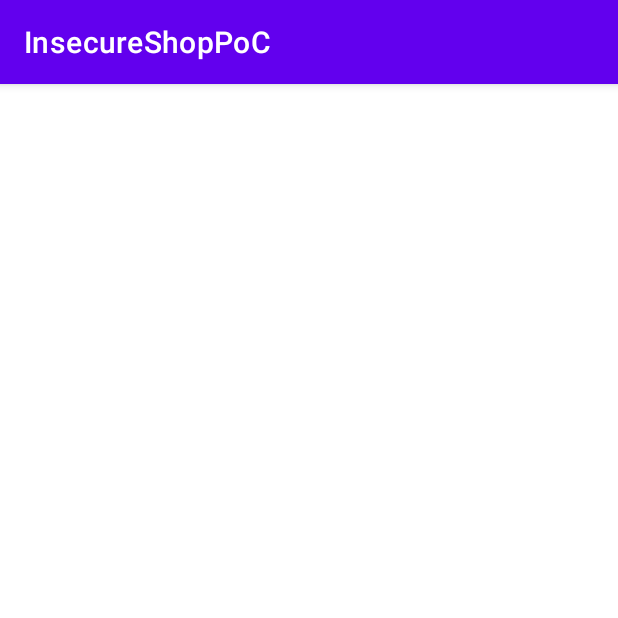
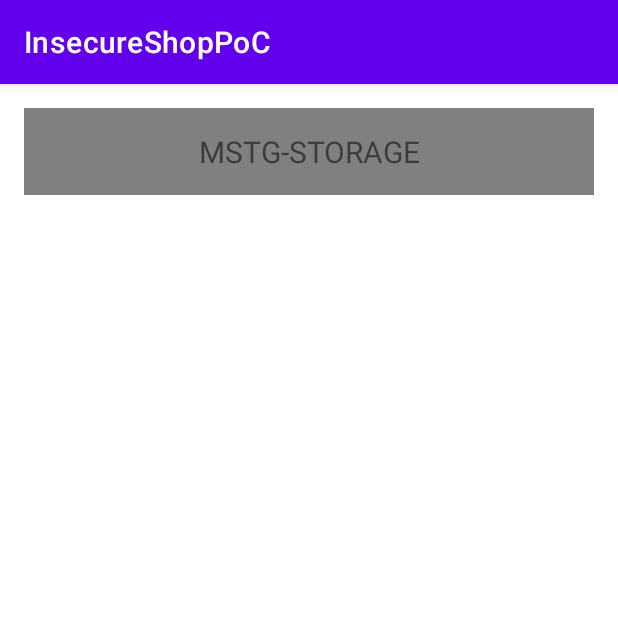
Before and after one commit to daiki0508/InsecureShopPoC, an Android app: the screen it shows after launch (MainActivity), on a phone screen of 412 x 824 dp, the top half of it. Run offline under Robolectric (Android 15) with nearby library versions, the phone set to English and light mode, and no system bars; our stand-ins replace Dagger/Hilt's generated code.

Commit message:
feat: Completed creating the MSTG Top screen.

```diff
--- a/app/src/main/AndroidManifest.xml
+++ b/app/src/main/AndroidManifest.xml
@@ -1,5 +1,6 @@
 <?xml version="1.0" encoding="utf-8"?>
 <manifest xmlns:android="http://schemas.android.com/apk/res/android"
+    xmlns:tools="http://schemas.android.com/tools"
     package="com.websarva.wings.android.insecureshoppoc">
 
     <application
@@ -12,7 +13,9 @@
         android:theme="@style/Theme.InsecureShopPoC">
         <activity
             android:name=".ui.MainActivity"
-            android:exported="true">
+            android:exported="true"
+            android:screenOrientation="portrait"
+            tools:ignore="LockedOrientationActivity">
             <intent-filter>
                 <action android:name="android.intent.action.MAIN" />
 
--- a/app/src/main/java/com/websarva/wings/android/insecureshoppoc/ui/MainActivity.kt
+++ b/app/src/main/java/com/websarva/wings/android/insecureshoppoc/ui/MainActivity.kt
@@ -4,6 +4,7 @@ import androidx.appcompat.app.AppCompatActivity
 import android.os.Bundle
 import com.websarva.wings.android.insecureshoppoc.R
 import com.websarva.wings.android.insecureshoppoc.databinding.ActivityMainBinding
+import com.websarva.wings.android.insecureshoppoc.ui.fragment.TopFragment
 import dagger.hilt.android.AndroidEntryPoint
 
 @AndroidEntryPoint
@@ -16,5 +17,8 @@ class MainActivity : AppCompatActivity() {
         binding = ActivityMainBinding.inflate(layoutInflater).apply {
             setContentView(this.root)
         }
+
+        // fragmentの起動
+        supportFragmentManager.beginTransaction().add(R.id.fragment_container, TopFragment()).commit()
     }
 }
--- /dev/null
+++ b/app/src/main/java/com/websarva/wings/android/insecureshoppoc/ui/fragment/RecyclerViewAdapter.kt
@@ -0,0 +1,25 @@
+package com.websarva.wings.android.insecureshoppoc.ui.fragment
+
+import android.view.LayoutInflater
+import android.view.ViewGroup
+import androidx.recyclerview.widget.RecyclerView
+import com.websarva.wings.android.insecureshoppoc.R
+
+class RecyclerViewAdapter(
+    private val items: Map<String, Any>
+): RecyclerView.Adapter<RecyclerViewHolder>() {
+    override fun onCreateViewHolder(parent: ViewGroup, viewType: Int): RecyclerViewHolder {
+        val layoutInflater = LayoutInflater.from(parent.context)
+        val view = layoutInflater.inflate(R.layout.row_top, parent, false)
+
+        return RecyclerViewHolder(view)
+    }
+
+    override fun onBindViewHolder(holder: RecyclerViewHolder, position: Int) {
+        holder.title.text = (items["items"] as List<String>)[position]
+    }
+
+    override fun getItemCount(): Int {
+        return (items["items"] as List<String>).size
+    }
+}
--- /dev/null
+++ b/app/src/main/java/com/websarva/wings/android/insecureshoppoc/ui/fragment/RecyclerViewHolder.kt
@@ -0,0 +1,10 @@
+package com.websarva.wings.android.insecureshoppoc.ui.fragment
+
+import android.view.View
+import android.widget.TextView
+import androidx.recyclerview.widget.RecyclerView
+import com.websarva.wings.android.insecureshoppoc.R
+
+class RecyclerViewHolder(var view: View): RecyclerView.ViewHolder(view) {
+    val title: TextView = view.findViewById(R.id.tvTitle)
+}
--- /dev/null
+++ b/app/src/main/java/com/websarva/wings/android/insecureshoppoc/ui/fragment/TopFragment.kt
@@ -0,0 +1,47 @@
+package com.websarva.wings.android.insecureshoppoc.ui.fragment
+
+import android.os.Bundle
+import android.view.LayoutInflater
+import android.view.View
+import android.view.ViewGroup
+import androidx.fragment.app.Fragment
+import androidx.recyclerview.widget.LinearLayoutManager
+import com.websarva.wings.android.insecureshoppoc.R
+import com.websarva.wings.android.insecureshoppoc.databinding.FragmentTopBinding
+import dagger.hilt.android.AndroidEntryPoint
+
+@AndroidEntryPoint
+class TopFragment: Fragment() {
+    private var _binding: FragmentTopBinding? = null
+    private val binding
+    get() = _binding!!
+
+    override fun onCreateView(
+        inflater: LayoutInflater,
+        container: ViewGroup?,
+        savedInstanceState: Bundle?
+    ): View {
+        _binding = FragmentTopBinding.inflate(inflater, container, false)
+
+        return binding.root
+    }
+
+    override fun onViewCreated(view: View, savedInstanceState: Bundle?) {
+        super.onViewCreated(view, savedInstanceState)
+
+        // recyclerViewの第１引数に渡す値の作成
+        val items = mapOf(
+            "position" to "top",
+            "items" to listOf(getString(R.string.mstg))
+        )
+        // recyclerViewの作成
+        binding.rvTop.adapter = RecyclerViewAdapter(items)
+        binding.rvTop.layoutManager = LinearLayoutManager(activity)
+    }
+
+    override fun onDestroyView() {
+        super.onDestroyView()
+
+        _binding = null
+    }
+}
--- a/app/src/main/res/layout/activity_main.xml
+++ b/app/src/main/res/layout/activity_main.xml
@@ -6,13 +6,10 @@
     android:layout_height="match_parent"
     tools:context=".ui.MainActivity">
 
-    <TextView
-        android:layout_width="wrap_content"
-        android:layout_height="wrap_content"
-        android:text="Hello World!"
-        app:layout_constraintBottom_toBottomOf="parent"
-        app:layout_constraintLeft_toLeftOf="parent"
-        app:layout_constraintRight_toRightOf="parent"
-        app:layout_constraintTop_toTopOf="parent" />
-
+    <LinearLayout
+        android:id="@+id/fragment_container"
+        android:orientation="vertical"
+        android:layout_width="match_parent"
+        android:layout_height="match_parent"
+        android:layout_margin="8dp" />
 </androidx.constraintlayout.widget.ConstraintLayout>
--- /dev/null
+++ b/app/src/main/res/layout/fragment_top.xml
@@ -0,0 +1,10 @@
+<?xml version="1.0" encoding="utf-8"?>
+<androidx.constraintlayout.widget.ConstraintLayout xmlns:android="http://schemas.android.com/apk/res/android"
+    android:layout_width="match_parent"
+    android:layout_height="match_parent">
+
+    <androidx.recyclerview.widget.RecyclerView
+        android:id="@+id/rvTop"
+        android:layout_width="match_parent"
+        android:layout_height="match_parent" />
+</androidx.constraintlayout.widget.ConstraintLayout>
--- /dev/null
+++ b/app/src/main/res/layout/row_top.xml
@@ -0,0 +1,16 @@
+<?xml version="1.0" encoding="utf-8"?>
+<LinearLayout xmlns:android="http://schemas.android.com/apk/res/android"
+    android:layout_width="match_parent"
+    android:layout_height="wrap_content"
+    android:orientation="vertical"
+    android:padding="15dp"
+    android:layout_margin="8dp"
+    android:background="@color/gray">
+
+    <TextView
+        android:id="@+id/tvTitle"
+        android:layout_width="match_parent"
+        android:layout_height="wrap_content"
+        android:gravity="center"
+        android:textSize="20sp" />
+</LinearLayout>
--- a/app/src/main/res/values/colors.xml
+++ b/app/src/main/res/values/colors.xml
@@ -7,4 +7,6 @@
     <color name="teal_700">#FF018786</color>
     <color name="black">#FF000000</color>
     <color name="white">#FFFFFFFF</color>
+
+    <color name="gray">#FF808080</color>
 </resources>
--- a/app/src/main/res/values/strings.xml
+++ b/app/src/main/res/values/strings.xml
@@ -1,3 +1,4 @@
 <resources>
     <string name="app_name">InsecureShopPoC</string>
+    <string name="mstg">MSTG-STORAGE</string>
 </resources>
```
